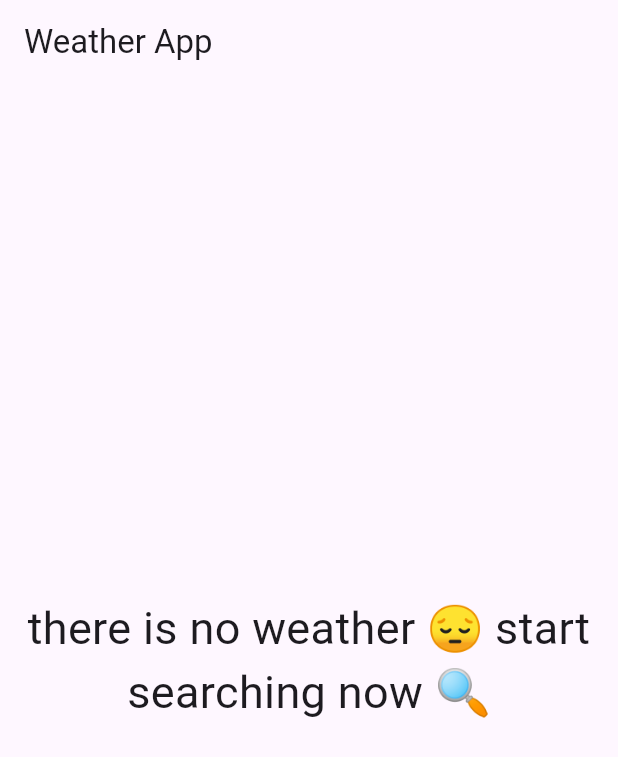
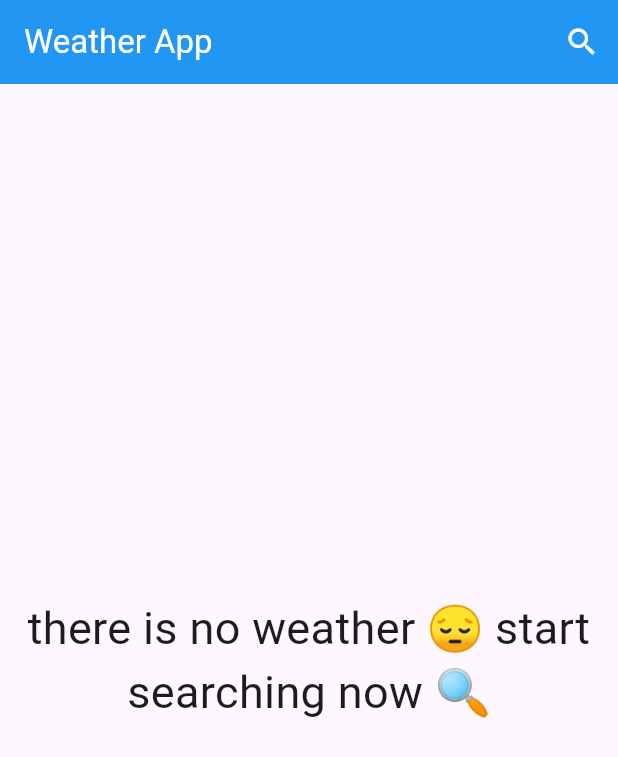
Before and after one commit to Ramahany123/weather_app, a Flutter app: the screen it shows after launch, on a phone screen of 412 x 824 dp. Shown: the top 757 px of the screen. Run offline on Flutter 3.47's test engine with Material 3 defaults, Android fonts, the phone set to English and light mode, and no system bars.

Commit message:
added search icon in app bar and navigation to search view

```diff
--- a/lib/views/home_view.dart
+++ b/lib/views/home_view.dart
@@ -1,4 +1,5 @@
 import 'package:flutter/material.dart';
+import 'package:weather_app/views/search_view.dart';
 import 'package:weather_app/widgets/no_weather_body.dart';
 
 class HomeView extends StatelessWidget {
@@ -8,7 +9,27 @@ class HomeView extends StatelessWidget {
   Widget build(BuildContext context) {
     return Scaffold(
       appBar: AppBar(
-        title: const Text('Weather App'),
+        title: const Text(
+          'Weather App',
+          style: TextStyle(
+            color: Colors.white,
+          ),
+        ),
+        backgroundColor: Colors.blue,
+        actions: [
+          IconButton(
+              onPressed: () {
+                Navigator.of(context).push(
+                  MaterialPageRoute(
+                    builder: (context) => const SearchView(),
+                  ),
+                );
+              },
+              icon: const Icon(
+                Icons.search,
+                color: Colors.white,
+              )),
+        ],
       ),
       body: const NoWeatherBody(),
     );
```
